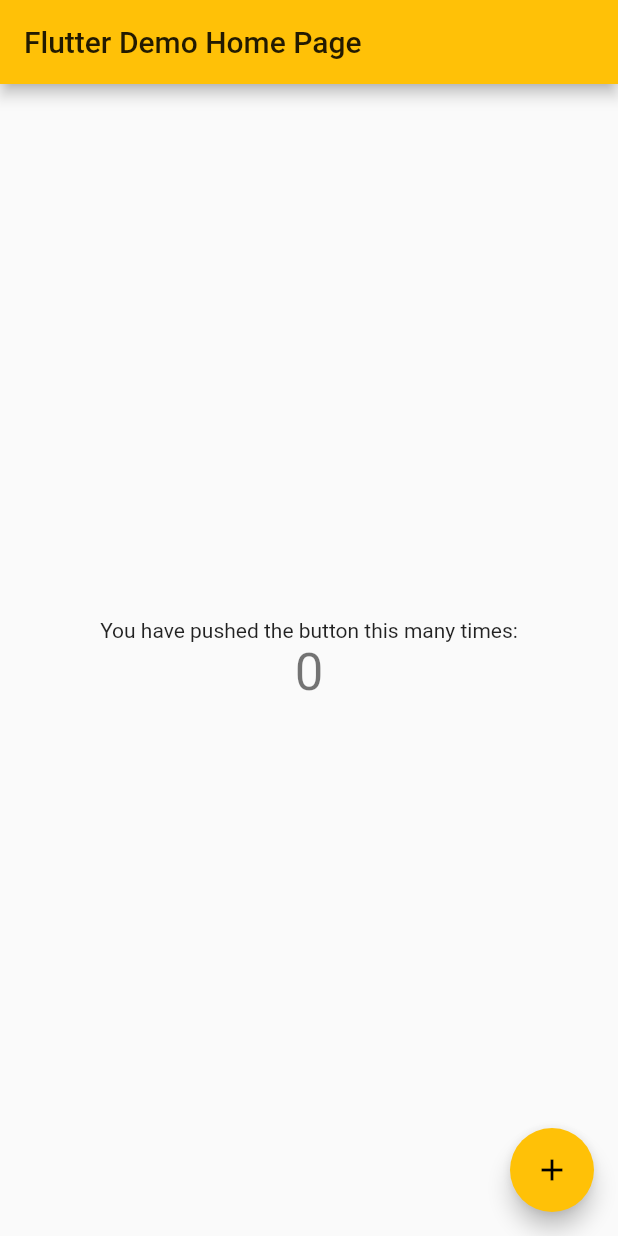
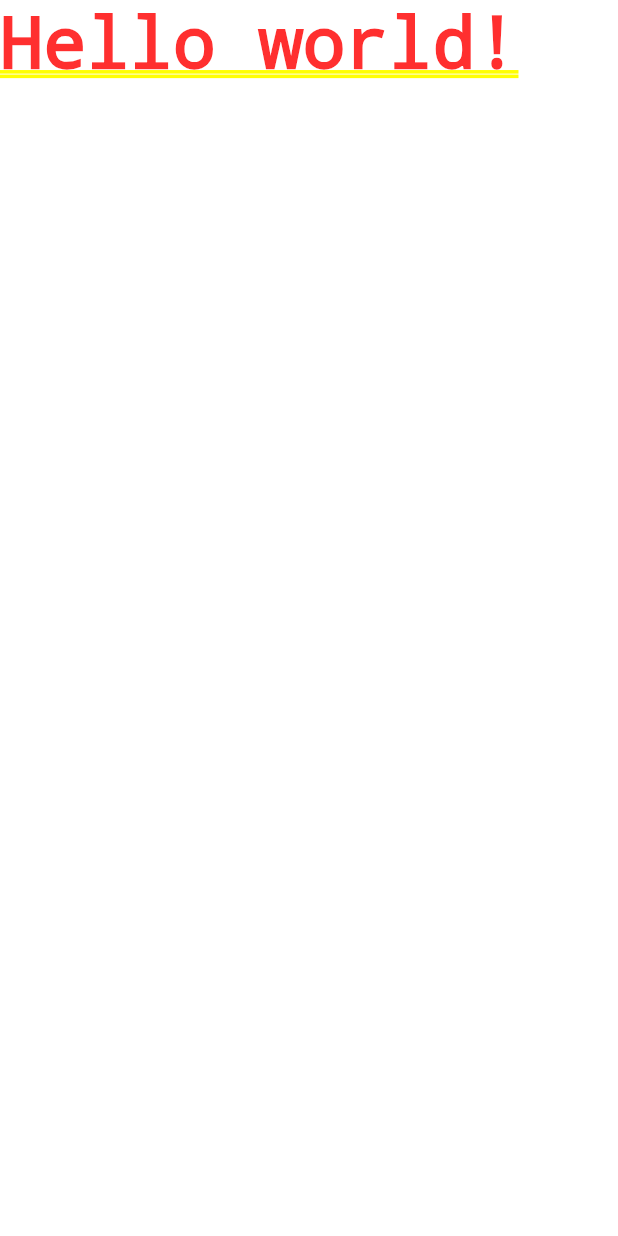
Before and after one commit to uzair-ashraf/flutter-playground, a Flutter app: the screen it shows after launch, on a phone screen of 412 x 824 dp. Run offline on Flutter 3.47's test engine with Material 2 defaults, Android fonts, the phone set to English and light mode, and no system bars.

Commit message:
fresh repo

```diff
--- a/lib/main.dart
+++ b/lib/main.dart
@@ -1,117 +1,13 @@
 import 'package:flutter/material.dart';
 
-void main() {
-  runApp(MyApp());
+void main () {
+  runApp(App());
 }
 
-class MyApp extends StatelessWidget {
-  // This widget is the root of your application.
-  @override
-  Widget build(BuildContext context) {
+class App extends StatelessWidget {
+  Widget build(BuildContext ctx) {
     return MaterialApp(
-      title: 'Flutter Demo',
-      theme: ThemeData(
-        // This is the theme of your application.
-        //
-        // Try running your application with "flutter run". You'll see the
-        // application has a blue toolbar. Then, without quitting the app, try
-        // changing the primarySwatch below to Colors.green and then invoke
-        // "hot reload" (press "r" in the console where you ran "flutter run",
-        // or simply save your changes to "hot reload" in a Flutter IDE).
-        // Notice that the counter didn't reset back to zero; the application
-        // is not restarted.
-        primarySwatch: Colors.amber,
-        // This makes the visual density adapt to the platform that you run
-        // the app on. For desktop platforms, the controls will be smaller and
-        // closer together (more dense) than on mobile platforms.
-        visualDensity: VisualDensity.adaptivePlatformDensity,
-      ),
-      home: MyHomePage(title: 'Flutter Demo Home Page'),
+      home: Text('Hello world!'),
     );
   }
 }
-
-class MyHomePage extends StatefulWidget {
-  MyHomePage({Key key, this.title}) : super(key: key);
-
-  // This widget is the home page of your application. It is stateful, meaning
-  // that it has a State object (defined below) that contains fields that affect
-  // how it looks.
-
-  // This class is the configuration for the state. It holds the values (in this
-  // case the title) provided by the parent (in this case the App widget) and
-  // used by the build method of the State. Fields in a Widget subclass are
-  // always marked "final".
-
-  final String title;
-
-  @override
-  _MyHomePageState createState() => _MyHomePageState();
-}
-
-class _MyHomePageState extends State<MyHomePage> {
-  int _counter = 0;
-
-  void _incrementCounter() {
-    setState(() {
-      // This call to setState tells the Flutter framework that something has
-      // changed in this State, which causes it to rerun the build method below
-      // so that the display can reflect the updated values. If we changed
-      // _counter without calling setState(), then the build method would not be
-      // called again, and so nothing would appear to happen.
-      _counter++;
-    });
-  }
-
-  @override
-  Widget build(BuildContext context) {
-    // This method is rerun every time setState is called, for instance as done
-    // by the _incrementCounter method above.
-    //
-    // The Flutter framework has been optimized to make rerunning build methods
-    // fast, so that you can just rebuild anything that needs updating rather
-    // than having to individually change instances of widgets.
-    return Scaffold(
-      appBar: AppBar(
-        // Here we take the value from the MyHomePage object that was created by
-        // the App.build method, and use it to set our appbar title.
-        title: Text(widget.title),
-      ),
-      body: Center(
-        // Center is a layout widget. It takes a single child and positions it
-        // in the middle of the parent.
-        child: Column(
-          // Column is also a layout widget. It takes a list of children and
-          // arranges them vertically. By default, it sizes itself to fit its
-          // children horizontally, and tries to be as tall as its parent.
-          //
-          // Invoke "debug painting" (press "p" in the console, choose the
-          // "Toggle Debug Paint" action from the Flutter Inspector in Android
-          // Studio, or the "Toggle Debug Paint" command in Visual Studio Code)
-          // to see the wireframe for each widget.
-          //
-          // Column has various properties to control how it sizes itself and
-          // how it positions its children. Here we use mainAxisAlignment to
-          // center the children vertically; the main axis here is the vertical
-          // axis because Columns are vertical (the cross axis would be
-          // horizontal).
-          mainAxisAlignment: MainAxisAlignment.center,
-          children: <Widget>[
-            Text(
-              'You have pushed the button this many times:',
-            ),
-            Text(
-              '$_counter',
-              style: Theme.of(context).textTheme.headline4,
-            ),
-          ],
-        ),
-      ),
-      floatingActionButton: FloatingActionButton(
-        onPressed: _incrementCounter,
-        tooltip: 'Increment',
-        child: Icon(Icons.add),
-      ), // This trailing comma makes auto-formatting nicer for build methods.
-    );
-  }
-}
```
